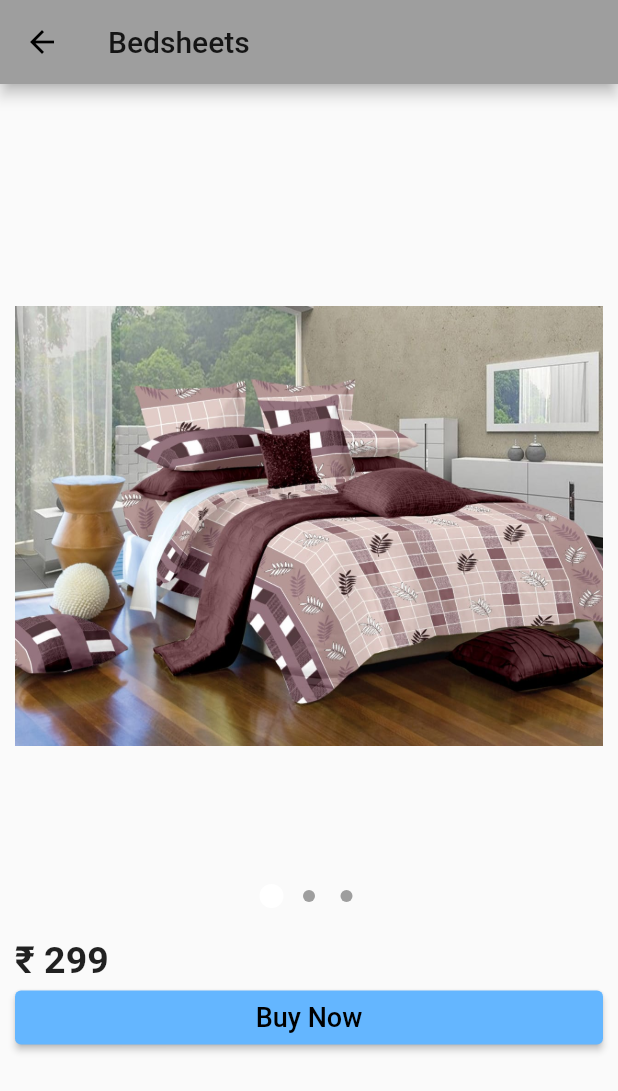
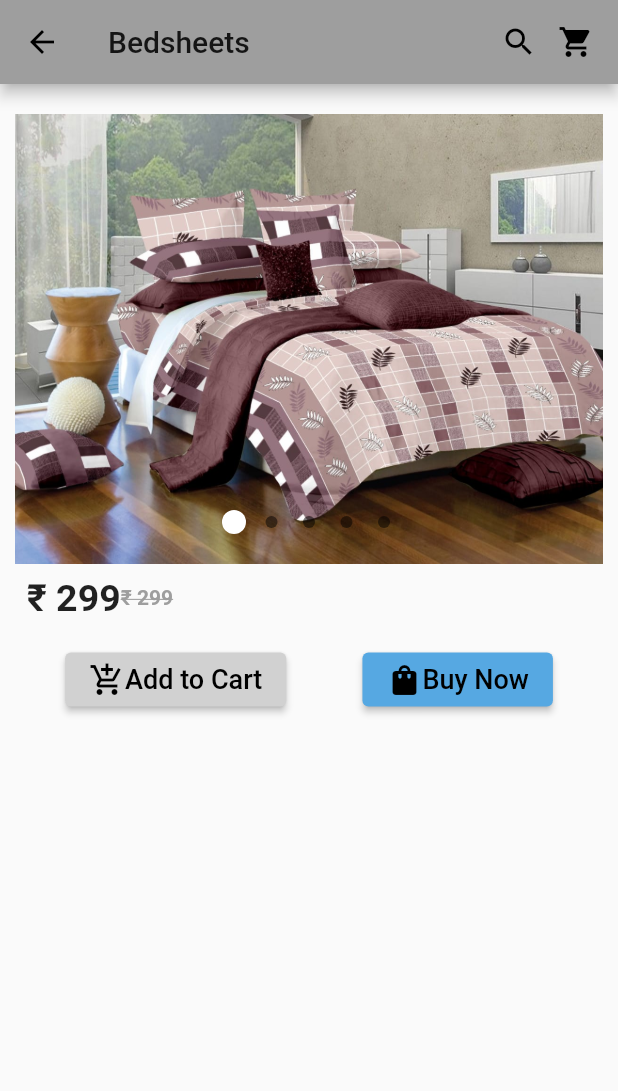
Before and after one commit to nehal076/jaisalmeria-handloom, a Flutter app: the CatalogProducts screen opened directly with sample values from the repository, after a tap on "Bedsheets", on a phone screen of 412 x 824 dp. Shown: the top 1091 px of the screen. Run offline on Flutter 3.47's test engine with Material 2 defaults, Android fonts, the light colour scheme and no system bars; drawn by our look-alikes of carousel_pro; missing offline and left inert: flutter_open_whatsapp.

Commit message:
Carousel bug fix

```diff
--- a/lib/main.dart
+++ b/lib/main.dart
@@ -15,8 +15,11 @@ class MyApp extends StatelessWidget {
       debugShowCheckedModeBanner: false,
       theme: ThemeData(
         primarySwatch: Colors.grey,
+        visualDensity: VisualDensity.adaptivePlatformDensity,
       ),
-      home: MyHomePage(title: 'Jaisalmeria Handloom'),
+      home: MyHomePage(
+        title: 'Jaisalmeria Handloom'
+      ),
     );
   }
 }
--- a/lib/pages/catalog_products.dart
+++ b/lib/pages/catalog_products.dart
@@ -12,7 +12,23 @@ class CatalogProducts extends StatelessWidget {
   @override
   Widget build(BuildContext context) {
     return Scaffold(
-      appBar: AppBar(),
+      appBar: AppBar(
+        title: Row(
+            mainAxisAlignment: MainAxisAlignment.spaceBetween,
+            children: [
+              Text(catalog.name),
+              Row(
+                children: [
+                  Padding(
+                    padding: const EdgeInsets.all(14.0),
+                    child: Icon(Icons.search),
+                  ),
+                  Icon(Icons.shopping_cart),
+                ],
+              )
+            ]
+        ),
+      ),
       body: SingleChildScrollView(
         child: Column(
           children: [
--- a/lib/pages/catalogs.dart
+++ b/lib/pages/catalogs.dart
@@ -6,6 +6,9 @@ import 'package:jaisalmeria_handloom/widgets/catalog_card.dart';
 
 
 class CatalogsPage extends StatelessWidget {
+
+  static final dataKey = new GlobalKey();
+
   @override
   Widget build(BuildContext context) {
     return Container(
--- a/lib/pages/header.dart
+++ b/lib/pages/header.dart
@@ -3,8 +3,10 @@ import 'dart:ui';
 import 'package:flutter/material.dart';
 import 'package:flutter_open_whatsapp/flutter_open_whatsapp.dart';
 import 'package:url_launcher/url_launcher.dart';
+import 'package:jaisalmeria_handloom/pages/catalogs.dart';
 
 class HeaderPage extends StatelessWidget {
+
   @override
   Widget build(BuildContext context) {
     return SizedBox(
@@ -48,7 +50,9 @@ class HeaderPage extends StatelessWidget {
             Align(
               alignment: FractionalOffset.bottomCenter,
               child: MaterialButton(
-                onPressed: () => {},
+                onPressed: () => {
+                  Scrollable.ensureVisible(CatalogsPage.dataKey.currentContext),
+                },
                 child: Transform.rotate(
                   angle: 1.5,
                   child: Icon(
--- a/lib/widgets/catalog_card.dart
+++ b/lib/widgets/catalog_card.dart
@@ -2,7 +2,6 @@ import 'package:flutter/material.dart';
 import 'package:jaisalmeria_handloom/models/catalog.dart';
 
 import '../pages/catalog_products.dart';
-import 'package:velocity_x/velocity_x.dart';
 
 class CatalogCard extends StatelessWidget {
   final Catalog catalog;
--- a/lib/widgets/product_card.dart
+++ b/lib/widgets/product_card.dart
@@ -9,7 +9,6 @@ class ProductCard extends StatelessWidget {
     Key key,
     this.product,
   }) : super(key: key);
-
 
   @override
   Widget build(BuildContext context) {
@@ -48,7 +47,7 @@ class ProductCard extends StatelessWidget {
                   decoration: TextDecoration.lineThrough)
                 ),
               ),
-                )
+            ),
           ),
         ),
       ),
--- a/lib/widgets/product_detail.dart
+++ b/lib/widgets/product_detail.dart
@@ -2,17 +2,44 @@ import 'package:flutter/material.dart';
 import 'package:jaisalmeria_handloom/models/catalog.dart';
 import 'package:carousel_pro/carousel_pro.dart';
 
-class ProductDetail extends StatelessWidget {
-
+class ProductDetail extends StatefulWidget {
   final Product product;
 
   ProductDetail({this.product});
 
   @override
+  State<StatefulWidget> createState() => _ProductDetailState(product);
+}
+
+class _ProductDetailState extends State<ProductDetail> {
+
+  final Product product;
+  bool _visible = true;
+  TransformationController controller = TransformationController();
+
+
+  _ProductDetailState(this.product);
+
+
+  @override
   Widget build(BuildContext context) {
     return Scaffold(
       appBar: AppBar(
-        title: Text(product.name)
+        title: Row(
+            mainAxisAlignment: MainAxisAlignment.spaceBetween,
+            children: [
+              Text(product.name),
+              Row(
+                children: [
+                  Padding(
+                    padding: const EdgeInsets.all(14.0),
+                    child: Icon(Icons.search),
+                  ),
+                  Icon(Icons.shopping_cart),
+                ],
+              )
+            ]
+        ),
       ),
       body: Padding(
         padding: const EdgeInsets.symmetric(horizontal: 10.0),
@@ -22,44 +49,124 @@ class ProductDetail extends StatelessWidget {
                 height: 20
             ),
             SizedBox(
-              height: MediaQuery.of(context).size.height / 1.5,
-              width: MediaQuery.of(context).size.width -20,
+              height: 300,
+              width: MediaQuery
+                  .of(context)
+                  .size
+                  .width - 20,
               child: Hero(
                 tag: product.id,
+                child: InteractiveViewer(
+                  transformationController: controller,
+                  onInteractionStart: (scale) {
+                    setState(() => _visible = false);
+                  },
+                  onInteractionEnd: (scale) {
+                    setState(() {
+                      controller.value = Matrix4.identity();
+                      _visible = true;
+                    });
+                  },
                   child: Carousel(
                     autoplay: false,
-                      boxFit: BoxFit.fitWidth,
+                    boxFit: BoxFit.cover,
                     dotBgColor: Colors.transparent,
-                      dotColor: Colors.grey[800].withOpacity(0.5),
-                      images: [
-                      AssetImage(product.imageUrl),
-                      AssetImage(product.imageUrl),
-                      AssetImage(product.imageUrl),
+                    dotColor: Colors.black.withOpacity(0.5),
+                    images:
+                    (product.images.isNotEmpty) ?
+                      product.images.map((product) {
+                      return AssetImage(product.imageUrl);
+                      }).toList() : [AssetImage(product.imageUrl)]
+                  ),
+                ),
+              ),
+            ),
+            Visibility(
+              visible: _visible,
+              child: SizedBox(
+                width: MediaQuery
+                    .of(context)
+                    .size
+                    .width - 20,
+                child: Padding(
+                  padding: const EdgeInsets.all(8.0),
+                  child: Row(
+                    children: [
+                      Text(
+                        '₹ ${product.price}',
+                        style: TextStyle(
+                            fontSize: 25, fontWeight: FontWeight.bold),
+                      ),
+                      Text(
+                        '₹ ${product.price}',
+                        style: TextStyle(
+                            fontSize: 14,
+                            fontWeight: FontWeight.bold,
+                            decoration: TextDecoration.lineThrough,
+                            color: Colors.grey
+                        ),
+                      ),
                     ],
                   ),
                 ),
               ),
+            ),
+            Visibility(
+              visible: _visible,
+              child: Padding(
+                padding: const EdgeInsets.all(8.0),
+                child: Row(
+                  mainAxisAlignment: MainAxisAlignment.spaceAround,
+                  children: [
                     SizedBox(
-                width: MediaQuery.of(context).size.width -20,
-                child: Text(
-                  '₹ ${product.price}',
-                  style: TextStyle(fontSize: 25, fontWeight: FontWeight.bold),
-                ),
-            ),
-            SizedBox(
-              width: MediaQuery.of(context).size.width -20,
                         child: ElevatedButton(
                           onPressed: () {},
                           style: ButtonStyle(
-                    backgroundColor: MaterialStateProperty.all<Color>(Color(0xff64B6FF)),
+                            backgroundColor: MaterialStateProperty.all<Color>(
+                                getColorFromHex('#d1d1d1')),
                           ),
-                child: Text("Buy Now", style: TextStyle(fontSize: 18)),
+                          child: Row(
+                            mainAxisAlignment: MainAxisAlignment.spaceBetween,
+                            children: [
+                              Icon(Icons.add_shopping_cart),
+                              Text("Add to Cart", style: TextStyle(fontSize: 18)),
+                            ],
+                          ),
+                        )
+                    ),
+                    SizedBox(
+                        child: ElevatedButton(
+                          onPressed: () {},
+                          style: ButtonStyle(
+                            backgroundColor: MaterialStateProperty.all<Color>(
+                                getColorFromHex('#56a8e2')),
+                          ),
+                          child: Row(
+                            children: [
+                              Icon(Icons.shopping_bag),
+                              Text("Buy Now", style: TextStyle(fontSize: 18)),
+                            ],
+                          ),
                         )
                     ),
                   ],
                 ),
               ),
+            ),
+          ],
+        ),
+      ),
     );
+  }
 
 }
+
+Color getColorFromHex(String hexColor) {
+  hexColor = hexColor.replaceAll("#", "");
+  if (hexColor.length == 6) {
+    hexColor = "FF" + hexColor;
   }
+  if (hexColor.length == 8) {
+    return Color(int.parse("0x$hexColor"));
+  }
+}
```
Also changed, not shown: lib/models/catalog.dart (+40 -24 lines), lib/pages/home_page.dart (+10 -1 lines), pubspec.lock. Lines whose indentation alone changed are shown as unchanged.
